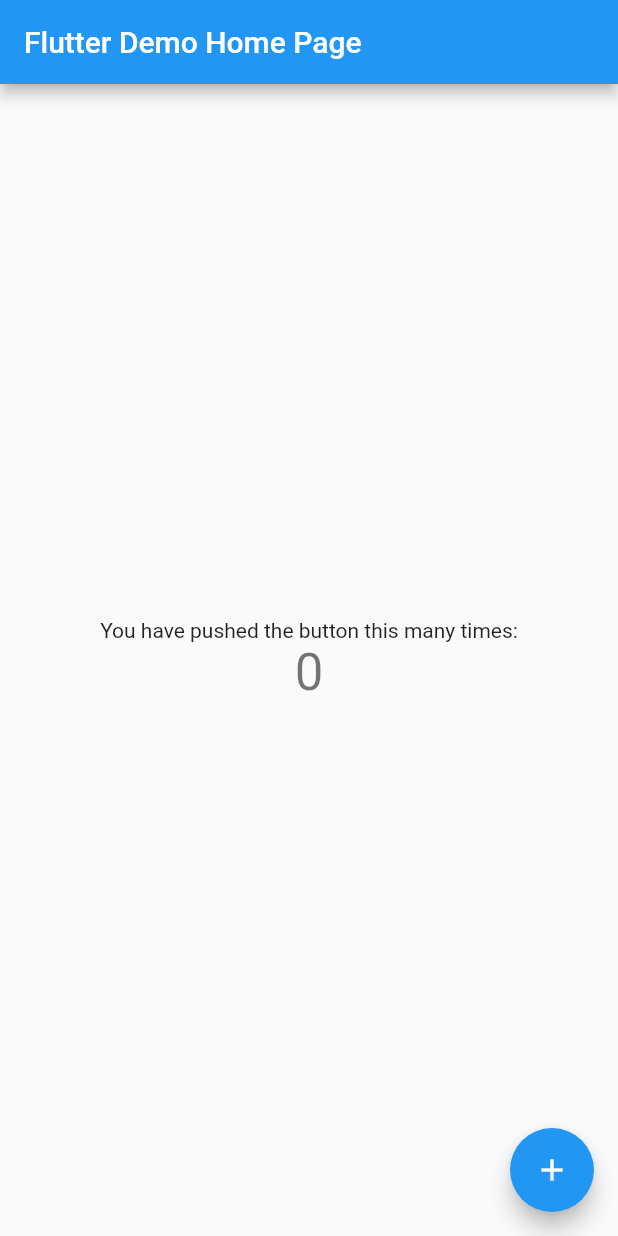
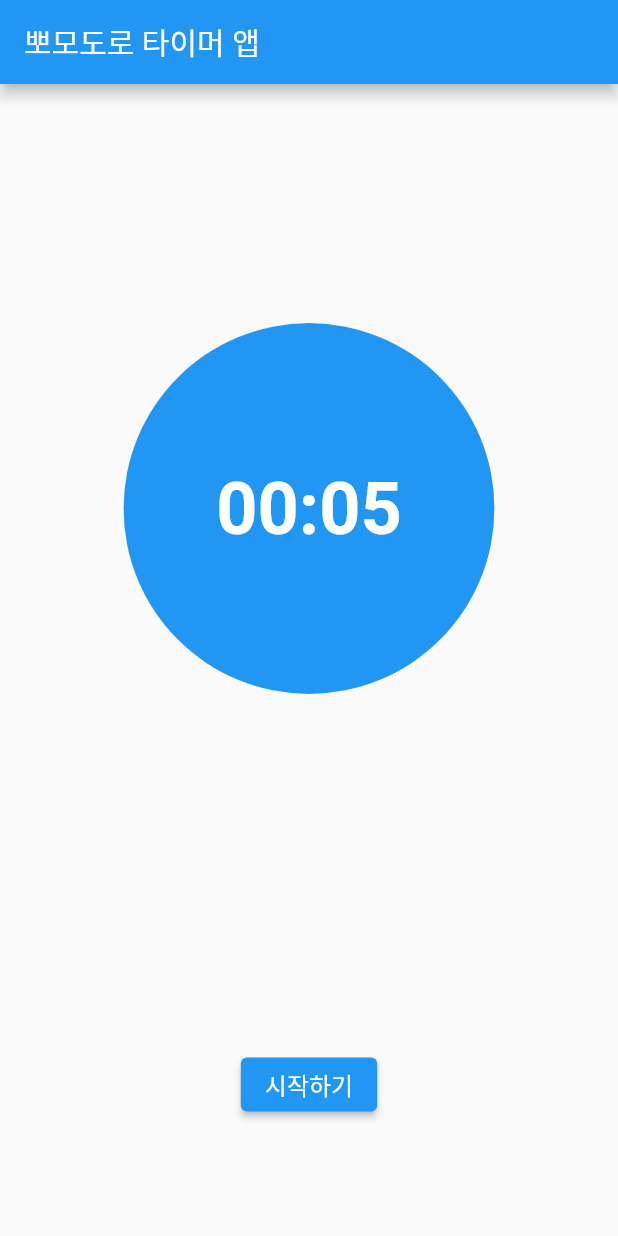
Before and after one commit to kibangkibang/ppomodoro_timer, a Flutter app: the screen it shows after launch, on a phone screen of 412 x 824 dp. Run offline on Flutter 3.47's test engine with Material 2 defaults, Android fonts, the phone set to English and light mode, and no system bars; our stand-ins replace sprintf.

Commit message:
Ex_Ppomodoro_Timer

```diff
--- a/lib/main.dart
+++ b/lib/main.dart
@@ -1,115 +1,18 @@
 import 'package:flutter/material.dart';
+import 'package:ppomodoro_timer/screens/timer_screen.dart';
 
-void main() {
-  runApp(const MyApp());
+void main(){
+  runApp(MyApp());
 }
 
-class MyApp extends StatelessWidget {
-  const MyApp({Key? key}) : super(key: key);
-
-  // This widget is the root of your application.
+class MyApp extends StatelessWidget{
   @override
   Widget build(BuildContext context) {
+    // TODO: implement build
     return MaterialApp(
-      title: 'Flutter Demo',
-      theme: ThemeData(
-        // This is the theme of your application.
-        //
-        // Try running your application with "flutter run". You'll see the
-        // application has a blue toolbar. Then, without quitting the app, try
-        // changing the primarySwatch below to Colors.green and then invoke
-        // "hot reload" (press "r" in the console where you ran "flutter run",
-        // or simply save your changes to "hot reload" in a Flutter IDE).
-        // Notice that the counter didn't reset back to zero; the application
-        // is not restarted.
-        primarySwatch: Colors.blue,
-      ),
-      home: const MyHomePage(title: 'Flutter Demo Home Page'),
+      title: '뽀모도로 타이머 앱',
+      home: TimerScreen(),
     );
   }
+
 }
-
-class MyHomePage extends StatefulWidget {
-  const MyHomePage({Key? key, required this.title}) : super(key: key);
-
-  // This widget is the home page of your application. It is stateful, meaning
-  // that it has a State object (defined below) that contains fields that affect
-  // how it looks.
-
-  // This class is the configuration for the state. It holds the values (in this
-  // case the title) provided by the parent (in this case the App widget) and
-  // used by the build method of the State. Fields in a Widget subclass are
-  // always marked "final".
-
-  final String title;
-
-  @override
-  State<MyHomePage> createState() => _MyHomePageState();
-}
-
-class _MyHomePageState extends State<MyHomePage> {
-  int _counter = 0;
-
-  void _incrementCounter() {
-    setState(() {
-      // This call to setState tells the Flutter framework that something has
-      // changed in this State, which causes it to rerun the build method below
-      // so that the display can reflect the updated values. If we changed
-      // _counter without calling setState(), then the build method would not be
-      // called again, and so nothing would appear to happen.
-      _counter++;
-    });
-  }
-
-  @override
-  Widget build(BuildContext context) {
-    // This method is rerun every time setState is called, for instance as done
-    // by the _incrementCounter method above.
-    //
-    // The Flutter framework has been optimized to make rerunning build methods
-    // fast, so that you can just rebuild anything that needs updating rather
-    // than having to individually change instances of widgets.
-    return Scaffold(
-      appBar: AppBar(
-        // Here we take the value from the MyHomePage object that was created by
-        // the App.build method, and use it to set our appbar title.
-        title: Text(widget.title),
-      ),
-      body: Center(
-        // Center is a layout widget. It takes a single child and positions it
-        // in the middle of the parent.
-        child: Column(
-          // Column is also a layout widget. It takes a list of children and
-          // arranges them vertically. By default, it sizes itself to fit its
-          // children horizontally, and tries to be as tall as its parent.
-          //
-          // Invoke "debug painting" (press "p" in the console, choose the
-          // "Toggle Debug Paint" action from the Flutter Inspector in Android
-          // Studio, or the "Toggle Debug Paint" command in Visual Studio Code)
-          // to see the wireframe for each widget.
-          //
-          // Column has various properties to control how it sizes itself and
-          // how it positions its children. Here we use mainAxisAlignment to
-          // center the children vertically; the main axis here is the vertical
-          // axis because Columns are vertical (the cross axis would be
-          // horizontal).
-          mainAxisAlignment: MainAxisAlignment.center,
-          children: <Widget>[
-            const Text(
-              'You have pushed the button this many times:',
-            ),
-            Text(
-              '$_counter',
-              style: Theme.of(context).textTheme.headline4,
-            ),
-          ],
-        ),
-      ),
-      floatingActionButton: FloatingActionButton(
-        onPressed: _incrementCounter,
-        tooltip: 'Increment',
-        child: const Icon(Icons.add),
-      ), // This trailing comma makes auto-formatting nicer for build methods.
-    );
-  }
-}
--- /dev/null
+++ b/lib/screens/timer_screen.dart
@@ -0,0 +1,182 @@
+import 'dart:async';
+
+import 'package:flutter/material.dart';
+import 'package:sprintf/sprintf.dart';
+
+enum TimerStatus { running, paused, stopped, resting }
+
+class TimerScreen extends StatefulWidget {
+  @override
+  State<TimerScreen> createState() => _TimerScreenState();
+}
+
+class _TimerScreenState extends State<TimerScreen> {
+  static const WORK_SECONDS = 5;
+  static const REST_SECONDS = 5;
+
+  late TimerStatus _timerStatus;
+  late int _timer;
+  late int _pomodoroCount;
+
+  @override
+  void initState() {
+    // TODO: implement initState
+    super.initState();
+    _timerStatus = TimerStatus.stopped;
+    print(_timerStatus.toString());
+    _timer = WORK_SECONDS;
+    _pomodoroCount = 0;
+  }
+
+  void run() {
+    setState(() {
+      _timerStatus = TimerStatus.running;
+      print("[=>]" + _timerStatus.toString());
+      runTimer();
+    });
+  }
+
+  void rest() {
+    setState(() {
+      _timer = REST_SECONDS;
+      _timerStatus = TimerStatus.resting;
+      print("[=>]" + _timerStatus.toString());
+    });
+  }
+
+  void pause() {
+    setState(() {
+      _timerStatus = TimerStatus.paused;
+      print("[=>]" + _timerStatus.toString());
+    });
+  }
+
+  void resume() {
+    run();
+  }
+
+  void stop() {
+    setState(() {
+      _timerStatus = TimerStatus.stopped;
+      _timer = WORK_SECONDS;
+      print("[=>]" + _timerStatus.toString());
+    });
+  }
+
+  void runTimer() async {
+    Timer.periodic(Duration(seconds: 1), (Timer t) {
+      switch (_timerStatus) {
+        case TimerStatus.paused:
+          t.cancel();
+          break;
+        case TimerStatus.stopped:
+          t.cancel();
+          break;
+        case TimerStatus.running:
+          if (_timer <= 0) {
+            print("작업완료");
+            rest();
+          } else {
+            setState(() {
+              _timer = _timer - 1;
+            });
+          }
+          break;
+        case TimerStatus.resting:
+          if (_timer <= 0) {
+            setState(() {
+              _pomodoroCount = _pomodoroCount + 1;
+            });
+            print("오늘 $_pomodoroCount개의 뽀모도로를 달성했습니다.");
+            t.cancel();
+            stop();
+          } else {
+            setState(() {
+              _timer = _timer - 1;
+            });
+          }
+          break;
+        default:
+          break;
+      }
+    });
+  }
+
+  @override
+  Widget build(BuildContext context) {
+    final List<Widget> _runningButtons = [
+      ElevatedButton(
+        onPressed: _timerStatus == TimerStatus.paused ? resume : pause,
+        child: Text(
+          _timerStatus == TimerStatus.paused ? '계속하기' : '일시정지',
+          style: TextStyle(
+            color: Colors.white,
+            fontSize: 16,
+          ),
+        ),
+        style: ElevatedButton.styleFrom(primary: Colors.blue),
+      ),
+      Padding(padding: EdgeInsets.all(20)),
+      ElevatedButton(
+        onPressed: stop,
+        child: Text(
+          "포기하기",
+          style: TextStyle(fontSize: 16),
+        ),
+        style: ElevatedButton.styleFrom(primary: Colors.grey),
+      )
+    ];
+    final List<Widget> _stoppedButtons = [
+      ElevatedButton(
+        onPressed: run,
+        child: Text(
+          "시작하기",
+          style: TextStyle(color: Colors.white, fontSize: 16),
+        ),
+        style: ElevatedButton.styleFrom(
+            primary: _timerStatus == TimerStatus.resting
+                ? Colors.green
+                : Colors.blue),
+      ),
+    ];
+    return Scaffold(
+      appBar: AppBar(
+        title: Text("뽀모도로 타이머 앱"),
+        backgroundColor: _timerStatus == TimerStatus.resting? Colors.green:Colors.blue,
+      ),
+      body: Column(
+        mainAxisAlignment: MainAxisAlignment.spaceAround,
+        children: [
+          Container(
+            width: MediaQuery.of(context).size.width * 0.6,
+            height: MediaQuery.of(context).size.height * 0.5,
+            child: Center(
+              child: Text(
+                sprintf("%02d:%02d", [_timer ~/ 60, _timer % 60]),
+                style: TextStyle(
+                  color: Colors.white,
+                  fontSize: 48,
+                  fontWeight: FontWeight.bold,
+                ),
+              ),
+            ),
+            decoration: BoxDecoration(
+              shape: BoxShape.circle,
+              color: _timerStatus == TimerStatus.resting
+                  ? Colors.green
+                  : Colors.blue,
+            ),
+          ),
+          Row(
+            mainAxisAlignment: MainAxisAlignment.center,
+            children: _timerStatus == TimerStatus.resting
+                ? const []
+                : _timerStatus == TimerStatus.stopped
+                    ? _stoppedButtons
+                    : _runningButtons,
+          )
+        ],
+      ),
+    );
+  }
+}
--- a/pubspec.yaml
+++ b/pubspec.yaml
@@ -34,6 +34,7 @@ dependencies:
   # The following adds the Cupertino Icons font to your application.
   # Use with the CupertinoIcons class for iOS style icons.
   cupertino_icons: ^1.0.2
+  sprintf: "^6.0.0"
 
 dev_dependencies:
   flutter_test:
```
Also changed, not shown: pubspec.lock.
